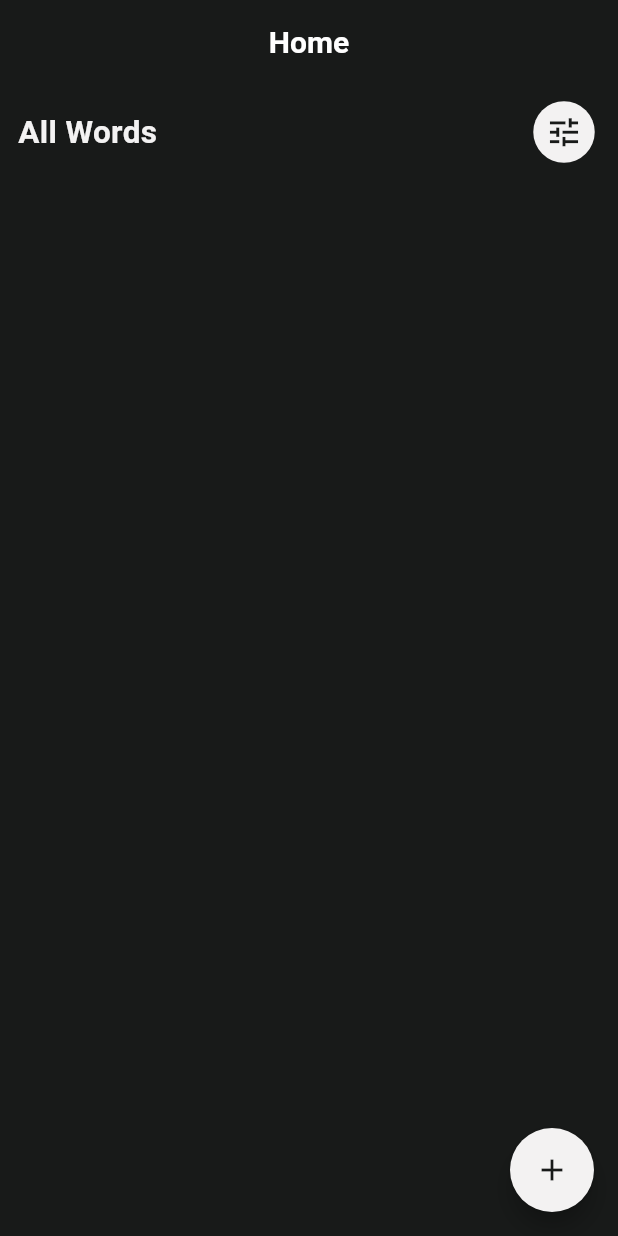
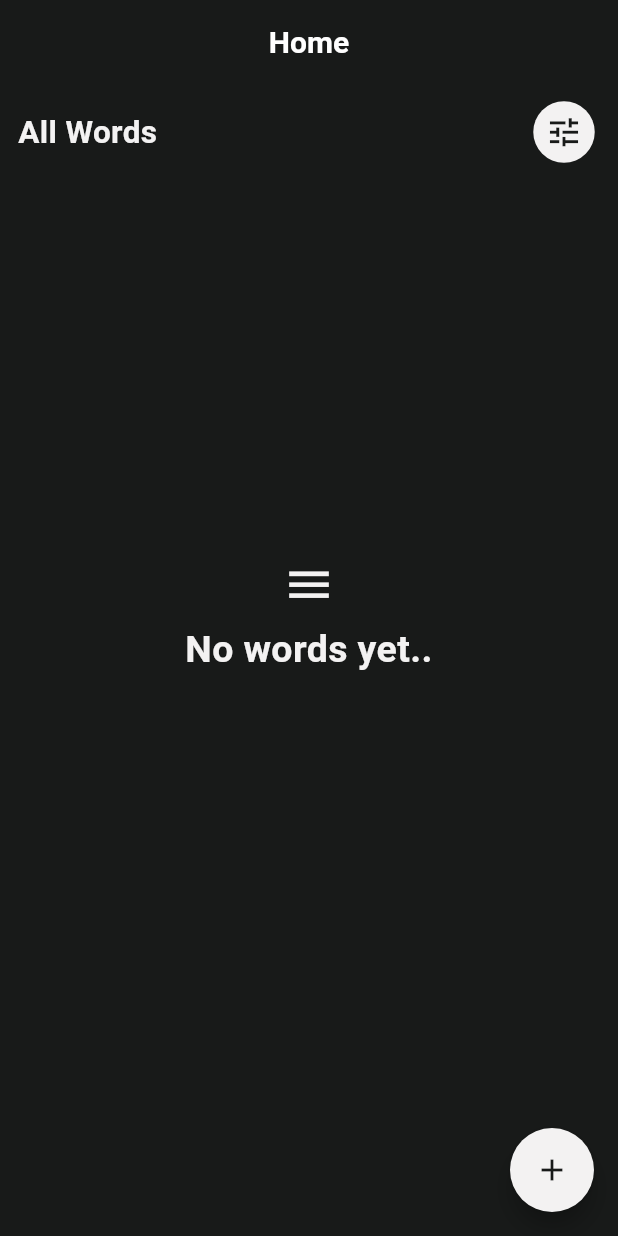
Before and after one commit to Ahmed26111/vocabulary-note-app, a Flutter app: the screen it shows after launch, on a phone screen of 412 x 824 dp. Run offline on Flutter 3.47's test engine with Material 3 defaults, Android fonts, the phone set to English and light mode, and no system bars; our stand-ins replace bloc, flutter_bloc, hive_flutter; accounts and stored records are empty.

Commit message:
adding words_widget

```diff
--- /dev/null
+++ b/devtools_options.yaml
@@ -0,0 +1,3 @@
+description: This file stores settings for Dart & Flutter DevTools.
+documentation: https://docs.flutter.dev/tools/devtools/extensions#configure-extension-enablement-states
+extensions:
--- a/lib/controller layer/read_bloc/read_cubit.dart
+++ b/lib/controller layer/read_bloc/read_cubit.dart
@@ -15,14 +15,17 @@ class ReadCubit extends Cubit<ReadState> {
 
   void updateLanguageFilter(EnLanguageFilter languageFilter){
     emit(ReadInitialState(words: state.words , languageFilter: languageFilter , sortingType: state.sortingType , sortedFilter: state.sortedFilter));
+    getWords();
   }
 
   void updateSortedBy(EnSortedFilter sortedFilter){
     emit(ReadInitialState(words: state.words , sortedFilter: sortedFilter , languageFilter: state.languageFilter , sortingType: state.sortingType ));
+    getWords();
   }
 
   void updateSortingType(EnSortingType sortingType){
     emit(ReadInitialState(words: state.words , sortingType: sortingType , languageFilter: state.languageFilter , sortedFilter: state.sortedFilter));
+    getWords();
   }
 
   void getWords(){
@@ -39,9 +42,10 @@ class ReadCubit extends Cubit<ReadState> {
 
   void _removeTheUnwantedWordsFromTheList(List<WordModel> words){
       if(state.languageFilter == EnLanguageFilter.eAll){return;}
-      for(int i=0 ; i<state.words.length ; i++){
-        if((state.languageFilter == EnLanguageFilter.eArabic && !state.words[i].isArabic) || (state.languageFilter == EnLanguageFilter.eEnglish && state.words[i].isArabic)){
-          state.words.removeAt(i--);
+      for(int i=0 ; i<words.length ; i++){
+        if((state.languageFilter == EnLanguageFilter.eArabic && !words[i].isArabic) || (state.languageFilter == EnLanguageFilter.eEnglish && words[i].isArabic)){
+          words.removeAt(i);
+          i--;
         }
       }
   }
--- a/lib/main.dart
+++ b/lib/main.dart
@@ -21,7 +21,7 @@ class MyApp extends StatelessWidget {
     return MultiBlocProvider(
       providers: [
         BlocProvider(create: (context)=> WriteCubit()) ,
-        BlocProvider(create: (context)=> ReadCubit()) ,
+        BlocProvider(create: (context)=> ReadCubit()..getWords()) ,
       ],
       child: MaterialApp(
         home: const HomeScreen(),
--- a/lib/ui layer/core/layout/home_screen.dart
+++ b/lib/ui layer/core/layout/home_screen.dart
@@ -9,6 +9,7 @@ import 'package:vocabulary_note_app/util/components/add_word_dialog.dart';
 import 'package:vocabulary_note_app/util/components/colors_widget.dart';
 import 'package:vocabulary_note_app/util/components/filter_dialog_button.dart';
 import 'package:vocabulary_note_app/util/components/language_filter_widget.dart';
+import 'package:vocabulary_note_app/util/components/words_widget.dart';
 
 class HomeScreen extends StatelessWidget {
   const HomeScreen({super.key});
@@ -20,8 +21,9 @@ class HomeScreen extends StatelessWidget {
         title: Text("Home"),
       ),
       body: Padding(
-        padding: const EdgeInsets.symmetric(horizontal: 12,vertical: 8),
+        padding: const EdgeInsets.symmetric(horizontal: 12, vertical: 8),
         child: Column(
+          spacing: 5,
           children: [
             Row(
               children: [
@@ -29,7 +31,15 @@ class HomeScreen extends StatelessWidget {
                 Spacer(),
                 FilterDialogButton(),
               ],
-            )
+            ),
+            BlocListener<WriteCubit, WriteState>(
+              listener: (context, state) {
+                if(state is WriteLoadedState){
+                  context.read<ReadCubit>().getWords();
+                }
+              },
+              child: WordsWidget(),
+            ),
           ],
         ),
       ),
@@ -37,9 +47,10 @@ class HomeScreen extends StatelessWidget {
     );
   }
 
-  FloatingActionButton _getFloatingActionButton(BuildContext context){
+  FloatingActionButton _getFloatingActionButton(BuildContext context) {
     return FloatingActionButton(
-      onPressed: () => showDialog(context: context, builder: (context) => AddWordDialog()),
+      onPressed: () =>
+          showDialog(context: context, builder: (context) => AddWordDialog()),
       backgroundColor: ColorsManager.white,
       foregroundColor: ColorsManager.black,
       shape: CircleBorder(),
@@ -48,6 +59,4 @@ class HomeScreen extends StatelessWidget {
   }
 
 
-
-
 }
--- /dev/null
+++ b/lib/util/components/empty_word_widget.dart
@@ -0,0 +1,26 @@
+import 'package:flutter/material.dart';
+import 'package:vocabulary_note_app/constants/colors_manager.dart';
+
+class EmptyWordWidget extends StatelessWidget {
+  const EmptyWordWidget({super.key});
+
+  @override
+  Widget build(BuildContext context) {
+    return Column(
+      spacing: 8,
+      children: [
+        SizedBox(height: MediaQuery.of(context).size.height * 0.3,),
+        Icon(Icons.menu, color: ColorsManager.white, size: 35),
+        Text(
+          "No words yet..",
+          style: TextStyle(
+            color: ColorsManager.white,
+            fontWeight: FontWeight.bold,
+            fontSize: 25,
+          ),
+          textAlign: TextAlign.center,
+        ),
+      ],
+    );
+  }
+}
--- a/lib/util/components/filter_dialog.dart
+++ b/lib/util/components/filter_dialog.dart
@@ -111,6 +111,7 @@ class FilterDialog extends StatelessWidget {
             return Wrap(
               spacing: spacing,
               runSpacing: 4,
+              direction: Axis.horizontal,
               children: [
                 for(int i = 0; i < labels.length; i++)
                   SizedBox(
--- /dev/null
+++ b/lib/util/components/words_widget.dart
@@ -0,0 +1,58 @@
+import 'package:flutter/material.dart';
+import 'package:flutter_bloc/flutter_bloc.dart';
+import 'package:vocabulary_note_app/constants/colors_manager.dart';
+import 'package:vocabulary_note_app/controller%20layer/read_bloc/read_cubit.dart';
+import 'package:vocabulary_note_app/controller%20layer/write_bloc/write_cubit.dart';
+import 'package:vocabulary_note_app/data%20layer/models/word_model/word_model.dart';
+import 'package:vocabulary_note_app/util/components/empty_word_widget.dart';
+import 'package:vocabulary_note_app/util/components/error_word_widget.dart';
+import 'package:vocabulary_note_app/util/components/word_item_widget.dart';
+
+class WordsWidget extends StatelessWidget {
+  const WordsWidget({super.key});
+
+  @override
+  Widget build(BuildContext context) {
+    return BlocBuilder<ReadCubit,ReadState>(
+        builder: (context,state){
+          switch(state){
+
+            case ReadInitialState():
+            case ReadLoadingState():return _getLoadingWidget();
+
+            case ReadLoadedState():return (state.words.isEmpty)?_getEmptyWordsWidget():_getWordsWidget(state.words);
+
+            case ReadErrorState():return _getErrorWidget(state.message);
+          }
+        }
+    );
+  }
+
+  Widget _getLoadingWidget(){
+    return CircularProgressIndicator(color: ColorsManager.white,);
+  }
+
+  Widget _getErrorWidget(String message){
+    return  ErrorWordWidget(message: message,);
+  }
+
+  Widget _getEmptyWordsWidget(){
+    return  EmptyWordWidget();
+  }
+
+  Widget _getWordsWidget(List<WordModel> words){
+    return  Expanded(
+      child: GridView.builder(
+          itemCount: words.length,
+          gridDelegate: const SliverGridDelegateWithFixedCrossAxisCount(
+              crossAxisCount: 2,
+              crossAxisSpacing: 5,
+              mainAxisSpacing: 5,
+              childAspectRatio: 2/1.8
+          ),
+          itemBuilder: (context , index)=>WordItemWidget(wordModel: words[index]),
+      ),
+    );
+  }
+
+}
```
Also changed, not shown: lib/util/components/error_word_widget.dart (added, +28 -0 lines), lib/util/components/word_item_widget.dart (added, +35 -0 lines).
